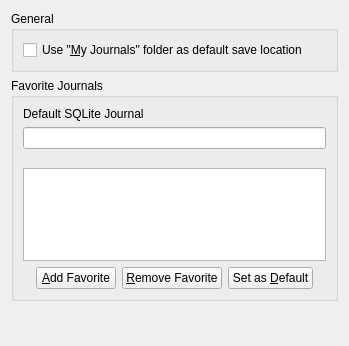
Above: ui/configurationsqlite.ui from pwizard2/robojournal before the change. Below: the same form after it.
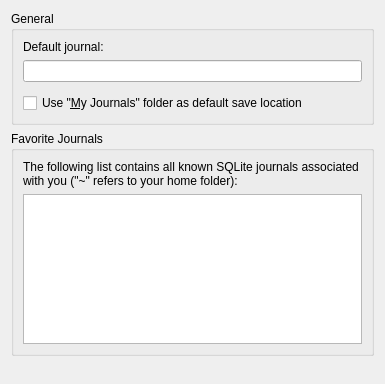
That is the form after the change.

Commit message: began integrating sqlite support into favorites system

The edit to the form file:
```diff
--- a/ui/configurationsqlite.ui
+++ b/ui/configurationsqlite.ui
@@ -6,8 +6,8 @@
    <rect>
     <x>0</x>
     <y>0</y>
-    <width>349</width>
-    <height>346</height>
+    <width>385</width>
+    <height>384</height>
    </rect>
   </property>
   <property name="windowTitle">
@@ -21,25 +21,9 @@
      </property>
      <layout class="QVBoxLayout" name="verticalLayout">
       <item>
-       <widget class="QCheckBox" name="UseMyJournals">
-        <property name="text">
-         <string>Use &quot;&amp;My Journals&quot; folder as default save location</string>
-        </property>
-       </widget>
-      </item>
-     </layout>
-    </widget>
-   </item>
-   <item>
-    <widget class="QGroupBox" name="groupBox_2">
-     <property name="title">
-      <string>Favorite Journals</string>
-     </property>
-     <layout class="QVBoxLayout" name="verticalLayout_3">
-      <item>
        <widget class="QLabel" name="label">
         <property name="text">
-         <string>Default SQLite Journal</string>
+         <string>Default journal:</string>
         </property>
        </widget>
       </item>
@@ -61,72 +45,53 @@
         <property name="sizeHint" stdset="0">
          <size>
           <width>20</width>
-          <height>13</height>
+          <height>5</height>
          </size>
         </property>
        </spacer>
       </item>
       <item>
+       <widget class="QCheckBox" name="UseMyJournals">
+        <property name="text">
+         <string>Use &quot;&amp;My Journals&quot; folder as default save location</string>
+        </property>
+       </widget>
+      </item>
+     </layout>
+    </widget>
+   </item>
+   <item>
+    <widget class="QGroupBox" name="groupBox_2">
+     <property name="title">
+      <string>Favorite Journals</string>
+     </property>
+     <layout class="QVBoxLayout" name="verticalLayout_3">
+      <item>
+       <widget class="QLabel" name="label_5">
+        <property name="text">
+         <string>&lt;html&gt;&lt;head/&gt;&lt;body&gt;&lt;p&gt;The following list contains all known SQLite journals associated with you (&amp;quot;~&amp;quot; refers to your home folder):&lt;/p&gt;&lt;/body&gt;&lt;/html&gt;</string>
+        </property>
+        <property name="wordWrap">
+         <bool>true</bool>
+        </property>
+       </widget>
+      </item>
+      <item>
        <widget class="QListWidget" name="Favorites">
+        <property name="minimumSize">
+         <size>
+          <width>0</width>
+          <height>150</height>
+         </size>
+        </property>
         <property name="maximumSize">
          <size>
           <width>16777215</width>
-          <height>100</height>
+          <height>150</height>
          </size>
         </property>
        </widget>
       </item>
-      <item>
-       <layout class="QHBoxLayout" name="horizontalLayout">
-        <item>
-         <spacer name="horizontalSpacer">
-          <property name="orientation">
-           <enum>Qt::Horizontal</enum>
-          </property>
-          <property name="sizeHint" stdset="0">
-           <size>
-            <width>28</width>
-            <height>20</height>
-           </size>
-          </property>
-         </spacer>
-        </item>
-        <item>
-         <widget class="QPushButton" name="AddFavorite">
-          <property name="text">
-           <string>&amp;Add Favorite</string>
-          </property>
-         </widget>
-        </item>
-        <item>
-         <widget class="QPushButton" name="RemoveFavorite">
-          <property name="text">
-           <string>&amp;Remove Favorite</string>
-          </property>
-         </widget>
-        </item>
-        <item>
-         <widget class="QPushButton" name="SetasDefault">
-          <property name="text">
-           <string>Set as &amp;Default</string>
-          </property>
-         </widget>
-        </item>
-        <item>
-         <spacer name="horizontalSpacer_2">
-          <property name="orientation">
-           <enum>Qt::Horizontal</enum>
-          </property>
-          <property name="sizeHint" stdset="0">
-           <size>
-            <width>28</width>
-            <height>20</height>
-           </size>
-          </property>
-         </spacer>
-        </item>
-       </layout>
-      </item>
      </layout>
     </widget>
    </item>
```
The commit also changes 12 other files.
